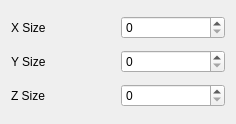
Above: src/Interface/Modules/Visualization/ShowMeshBoundingBox.ui from SCIInstitute/SCIRun before the change. Below: the same form after it.
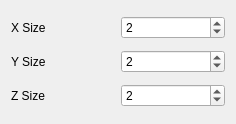
That is the form after the change.

Diff of the .ui file:
```diff
--- a/src/Interface/Modules/Visualization/ShowMeshBoundingBox.ui
+++ b/src/Interface/Modules/Visualization/ShowMeshBoundingBox.ui
@@ -48,7 +48,14 @@
       </widget>
      </item>
      <item>
-      <widget class="QSpinBox" name="xSpinBox_"/>
+      <widget class="QSpinBox" name="xSpinBox_">
+       <property name="maximum">
+        <number>99999</number>
+       </property>
+       <property name="value">
+        <number>2</number>
+       </property>
+      </widget>
      </item>
     </layout>
    </item>
@@ -62,7 +69,14 @@
       </widget>
      </item>
      <item>
-      <widget class="QSpinBox" name="ySpinBox_"/>
+      <widget class="QSpinBox" name="ySpinBox_">
+       <property name="maximum">
+        <number>99999</number>
+       </property>
+       <property name="value">
+        <number>2</number>
+       </property>
+      </widget>
      </item>
     </layout>
    </item>
@@ -76,7 +90,14 @@
       </widget>
      </item>
      <item>
-      <widget class="QSpinBox" name="zSpinBox_"/>
+      <widget class="QSpinBox" name="zSpinBox_">
+       <property name="maximum">
+        <number>99999</number>
+       </property>
+       <property name="value">
+        <number>2</number>
+       </property>
+      </widget>
      </item>
     </layout>
    </item>
```
